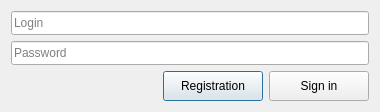
First picture: the form in QtChatClient/authentication.ui, repository imitatehappiness/QtChat, before the edit.
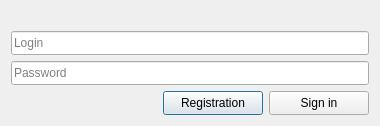
Second picture: the form after the edit.

```diff
--- a/QtChatClient/authentication.ui
+++ b/QtChatClient/authentication.ui
@@ -14,7 +14,7 @@
    <string>Authentication</string>
   </property>
   <layout class="QGridLayout" name="gridLayout">
-   <item row="0" column="0">
+   <item row="1" column="0">
     <layout class="QVBoxLayout" name="verticalLayout">
      <item>
       <widget class="QLineEdit" name="lE_login">
@@ -59,7 +59,7 @@
      </item>
     </layout>
    </item>
-   <item row="1" column="0">
+   <item row="2" column="0">
     <layout class="QHBoxLayout" name="horizontalLayout">
      <item>
       <spacer name="horizontalSpacer">
@@ -114,6 +114,13 @@
      </item>
     </layout>
    </item>
+   <item row="0" column="0">
+    <widget class="QLabel" name="l_information">
+     <property name="text">
+      <string/>
+     </property>
+    </widget>
+   </item>
   </layout>
  </widget>
  <resources/>
```
